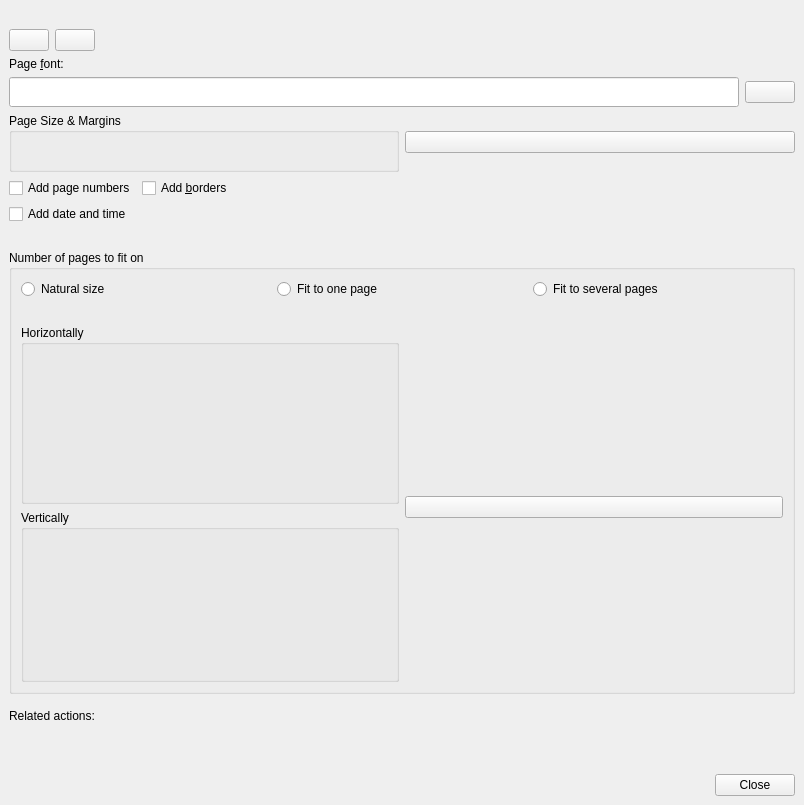
This is src/part/simpleprintingpagesetupbase.ui in KDE/kgraphviewer as Qt 5 draws it before an edit. The edited form follows.
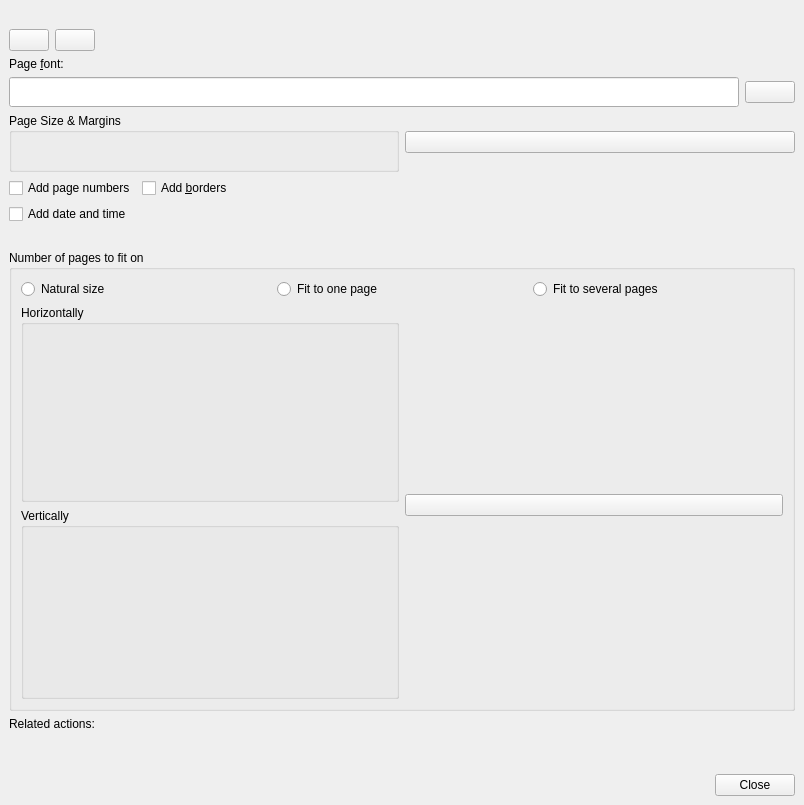
This is the edited form. Icons and pictures are not drawn. Custom widgets are drawn as their Qt base class.

Commit message: Try to fix print setup page by removing fixed pixel positions.

Patch:
```diff
--- a/src/part/simpleprintingpagesetupbase.ui
+++ b/src/part/simpleprintingpagesetupbase.ui
@@ -320,7 +320,7 @@
         <property name="spacing">
          <number>6</number>
         </property>
-        <item row="5" column="1">
+        <item row="4" column="1">
          <spacer>
           <property name="orientation">
            <enum>Qt::Vertical</enum>
@@ -333,7 +333,7 @@
           </property>
          </spacer>
         </item>
-        <item row="2" column="1">
+        <item row="1" column="1">
          <spacer>
           <property name="orientation">
            <enum>Qt::Vertical</enum>
@@ -346,54 +346,43 @@
           </property>
          </spacer>
         </item>
-        <item row="1" column="0" colspan="2">
-         <spacer>
-          <property name="orientation">
-           <enum>Qt::Horizontal</enum>
-          </property>
-          <property name="sizeHint" stdset="0">
-           <size>
-            <width>391</width>
-            <height>20</height>
-           </size>
-          </property>
-         </spacer>
-        </item>
-        <item row="2" column="0" rowspan="2">
+        <item row="1" column="0" rowspan="2">
          <widget class="QGroupBox" name="groupBox2">
+          <property name="sizePolicy">
+           <sizepolicy hsizetype="Minimum" vsizetype="Minimum">
+            <horstretch>0</horstretch>
+            <verstretch>0</verstretch>
+           </sizepolicy>
+          </property>
           <property name="title">
            <string>Horizontally</string>
           </property>
-          <widget class="KIntNumInput" name="horizFitNumInput">
-           <property name="geometry">
-            <rect>
-             <x>20</x>
-             <y>20</y>
-             <width>191</width>
-             <height>71</height>
-            </rect>
-           </property>
-          </widget>
+          <layout class="QVBoxLayout" name="verticalLayout_2">
+           <item>
+            <widget class="KIntNumInput" name="horizFitNumInput"/>
+           </item>
+          </layout>
          </widget>
         </item>
-        <item row="4" column="0" rowspan="2">
+        <item row="3" column="0" rowspan="2">
          <widget class="QGroupBox" name="groupBox3">
+          <property name="sizePolicy">
+           <sizepolicy hsizetype="Minimum" vsizetype="Minimum">
+            <horstretch>0</horstretch>
+            <verstretch>0</verstretch>
+           </sizepolicy>
+          </property>
           <property name="title">
            <string>Vertically</string>
           </property>
-          <widget class="KIntNumInput" name="vertFitNumInput">
-           <property name="geometry">
-            <rect>
-             <x>20</x>
-             <y>20</y>
-             <width>191</width>
-             <height>71</height>
-            </rect>
-           </property>
-          </widget>
+          <layout class="QVBoxLayout" name="verticalLayout">
+           <item>
+            <widget class="KIntNumInput" name="vertFitNumInput"/>
+           </item>
+          </layout>
          </widget>
         </item>
-        <item row="3" column="1" rowspan="2">
+        <item row="2" column="1" rowspan="2">
          <widget class="QPushButton" name="maintainAspectButton">
           <property name="text">
            <string/>
@@ -462,22 +451,6 @@
            </property>
           </widget>
          </item>
-         <item>
-          <spacer>
-           <property name="orientation">
-            <enum>Qt::Horizontal</enum>
-           </property>
-           <property name="sizeType">
-            <enum>QSizePolicy::Expanding</enum>
-           </property>
-           <property name="sizeHint" stdset="0">
-            <size>
-             <width>392</width>
-             <height>31</height>
-            </size>
-           </property>
-          </spacer>
-         </item>
         </layout>
        </item>
        <item>
```
